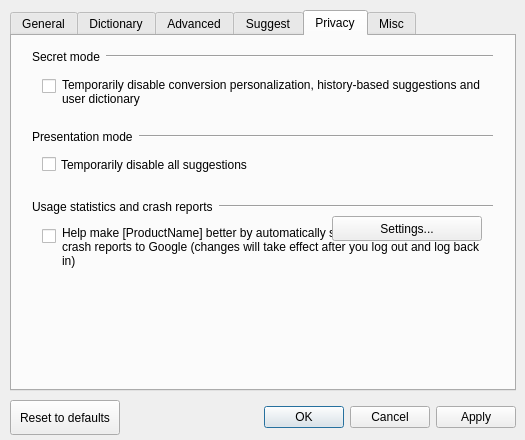
Before: the Qt Designer form src/gui/config_dialog/config_dialog.ui in yukawa/mozc, drawn with Qt 5.
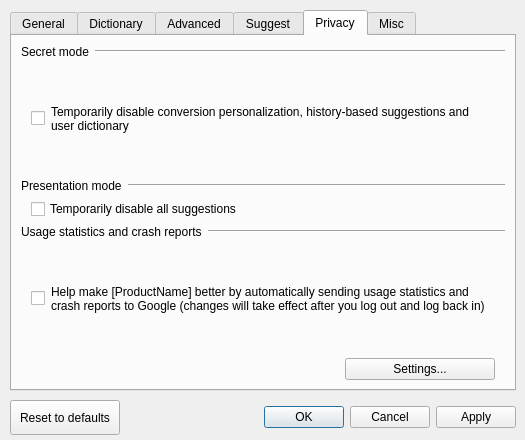
After: the same form once the commit is applied. The open tabs and pages were chosen to show the change. Custom widgets are drawn as their Qt base class.

Commit message:
Refactor the layout mechanism in config_dialog.ui.
* Replaced hard-coded geometries (x,y,w,h) with vertical/horizontal boxes.
* Add left/right margins (i.e. 10) to body areas.
* Additional (non-gating) adjustments will be added later.

https://github.com/google/mozc/discussions/1442

#codehealth

PiperOrigin-RevId: 917031827

The edit to the form file:
```diff
--- a/src/gui/config_dialog/config_dialog.ui
+++ b/src/gui/config_dialog/config_dialog.ui
@@ -1028,15 +1028,8 @@
      <attribute name="title">
       <string>Privacy</string>
      </attribute>
-     <widget class="QWidget" name="horizontalLayoutWidget_18">
-      <property name="geometry">
-       <rect>
-        <x>20</x>
-        <y>10</y>
-        <width>461</width>
-        <height>21</height>
-       </rect>
-      </property>
+     <layout class="QVBoxLayout" name="privacyTabLayout">
+      <item>
       <layout class="QHBoxLayout" name="horizontalLayout_20">
        <item>
         <widget class="QLabel" name="label_10">
@@ -1059,18 +1052,19 @@
         </widget>
        </item>
       </layout>
-     </widget>
+      </item>
+      <item>
+       <layout class="QHBoxLayout" name="incognitoModeLayout">
+        <property name="leftMargin">
+         <number>10</number>
+        </property>
+        <property name="rightMargin">
+         <number>10</number>
+        </property>
+        <item>
      <widget class="QCheckBox" name="incognitoModeCheckBox">
-      <property name="geometry">
-       <rect>
-        <x>30</x>
-        <y>40</y>
-        <width>20</width>
-        <height>20</height>
-       </rect>
-      </property>
       <property name="sizePolicy">
-       <sizepolicy hsizetype="Minimum" vsizetype="Fixed">
+           <sizepolicy hsizetype="Fixed" vsizetype="Fixed">
         <horstretch>0</horstretch>
         <verstretch>0</verstretch>
        </sizepolicy>
@@ -1082,15 +1076,9 @@
        <bool>false</bool>
       </property>
      </widget>
+        </item>
+        <item>
      <widget class="QLabel" name="incognitoModeMessage">
-      <property name="geometry">
-       <rect>
-        <x>50</x>
-        <y>30</y>
-        <width>421</width>
-        <height>51</height>
-       </rect>
-      </property>
       <property name="text">
        <string>Temporarily disable conversion personalization, history-based suggestions and user dictionary</string>
       </property>
@@ -1098,15 +1086,10 @@
        <bool>true</bool>
       </property>
      </widget>
-     <widget class="QWidget" name="horizontalLayoutWidget_19">
-      <property name="geometry">
-       <rect>
-        <x>20</x>
-        <y>90</y>
-        <width>461</width>
-        <height>21</height>
-       </rect>
-      </property>
+        </item>
+       </layout>
+      </item>
+      <item>
       <layout class="QHBoxLayout" name="horizontalLayout_21">
        <item>
         <widget class="QLabel" name="label_12">
@@ -1129,30 +1112,26 @@
         </widget>
        </item>
       </layout>
-     </widget>
+      </item>
+      <item>
+       <layout class="QHBoxLayout" name="horizontalLayout_3">
+        <property name="leftMargin">
+         <number>10</number>
+        </property>
+        <property name="rightMargin">
+         <number>10</number>
+        </property>
+        <item>
      <widget class="QCheckBox" name="presentationModeCheckBox">
-      <property name="geometry">
-       <rect>
-        <x>30</x>
-        <y>120</y>
-        <width>441</width>
-        <height>17</height>
-       </rect>
-      </property>
       <property name="text">
        <string>Temporarily disable all suggestions</string>
       </property>
      </widget>
-     <widget class="QWidget" name="horizontalLayoutWidget_16">
-      <property name="geometry">
-       <rect>
-        <x>20</x>
-        <y>160</y>
-        <width>461</width>
-        <height>21</height>
-       </rect>
-      </property>
-      <layout class="QHBoxLayout" name="horizontalLayout_18">
+        </item>
+       </layout>
+      </item>
+      <item>
+       <layout class="QHBoxLayout" name="usageStatsLabelLayout">
        <item>
         <widget class="QLabel" name="usageStatsLabel">
          <property name="text">
@@ -1174,18 +1153,19 @@
         </widget>
        </item>
       </layout>
-     </widget>
+      </item>
+      <item>
+       <layout class="QHBoxLayout" name="usageStatsLayout">
+        <property name="leftMargin">
+         <number>10</number>
+        </property>
+        <property name="rightMargin">
+         <number>10</number>
+        </property>
+        <item>
      <widget class="QCheckBox" name="usageStatsCheckBox">
-      <property name="geometry">
-       <rect>
-        <x>30</x>
-        <y>190</y>
-        <width>20</width>
-        <height>20</height>
-       </rect>
-      </property>
       <property name="sizePolicy">
-       <sizepolicy hsizetype="Minimum" vsizetype="Fixed">
+           <sizepolicy hsizetype="Fixed" vsizetype="Fixed">
         <horstretch>0</horstretch>
         <verstretch>0</verstretch>
        </sizepolicy>
@@ -1197,15 +1177,9 @@
        <bool>false</bool>
       </property>
      </widget>
+        </item>
+        <item>
      <widget class="QLabel" name="usageStatsMessage">
-      <property name="geometry">
-       <rect>
-        <x>50</x>
-        <y>180</y>
-        <width>421</width>
-        <height>61</height>
-       </rect>
-      </property>
       <property name="text">
        <string>Help make [ProductName] better by automatically sending usage statistics and crash reports to Google (changes will take effect after you log out and log back in)</string>
       </property>
@@ -1213,15 +1187,32 @@
        <bool>true</bool>
       </property>
      </widget>
+        </item>
+       </layout>
+      </item>
+      <item>
+       <layout class="QHBoxLayout" name="horizontalLayout_9">
+        <property name="leftMargin">
+         <number>10</number>
+        </property>
+        <property name="rightMargin">
+         <number>10</number>
+        </property>
+        <item>
+         <spacer name="horizontalSpacer_3">
+          <property name="orientation">
+           <enum>Qt::Orientation::Horizontal</enum>
+          </property>
+          <property name="sizeHint" stdset="0">
+           <size>
+            <width>40</width>
+            <height>20</height>
+           </size>
+          </property>
+         </spacer>
+        </item>
+        <item>
      <widget class="QPushButton" name="launchAdministrationDialogButtonForUsageStats">
-      <property name="geometry">
-       <rect>
-        <x>320</x>
-        <y>180</y>
-        <width>150</width>
-        <height>25</height>
-       </rect>
-      </property>
       <property name="minimumSize">
        <size>
         <width>150</width>
@@ -1238,6 +1229,10 @@
        <string>Settings...</string>
       </property>
      </widget>
+        </item>
+       </layout>
+      </item>
+     </layout>
     </widget>
     <widget class="QWidget" name="miscTab">
      <attribute name="title">
```
Left out of the diff: 361 changed lines with no effect on the pictures. Lines whose indentation alone changed are shown as unchanged.
